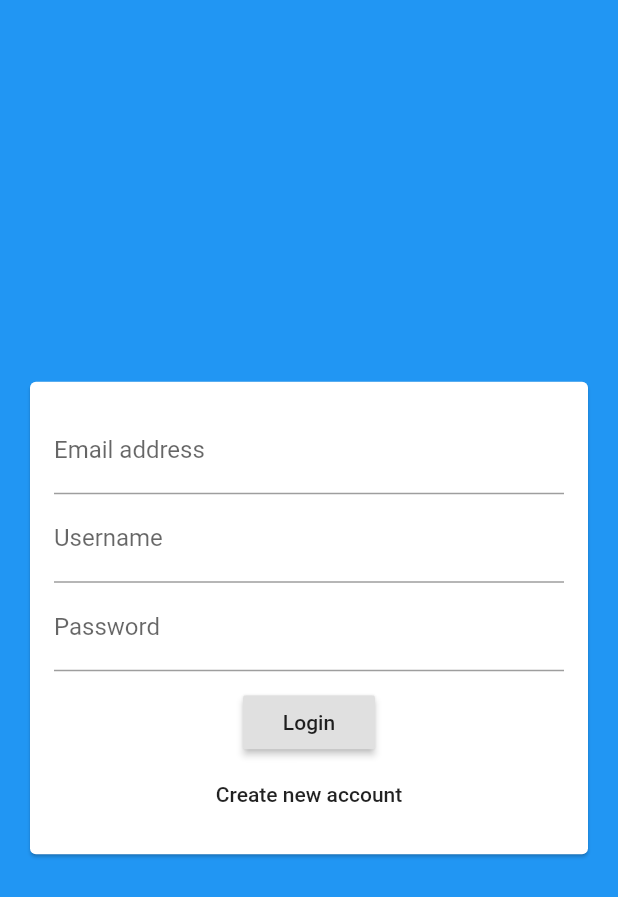
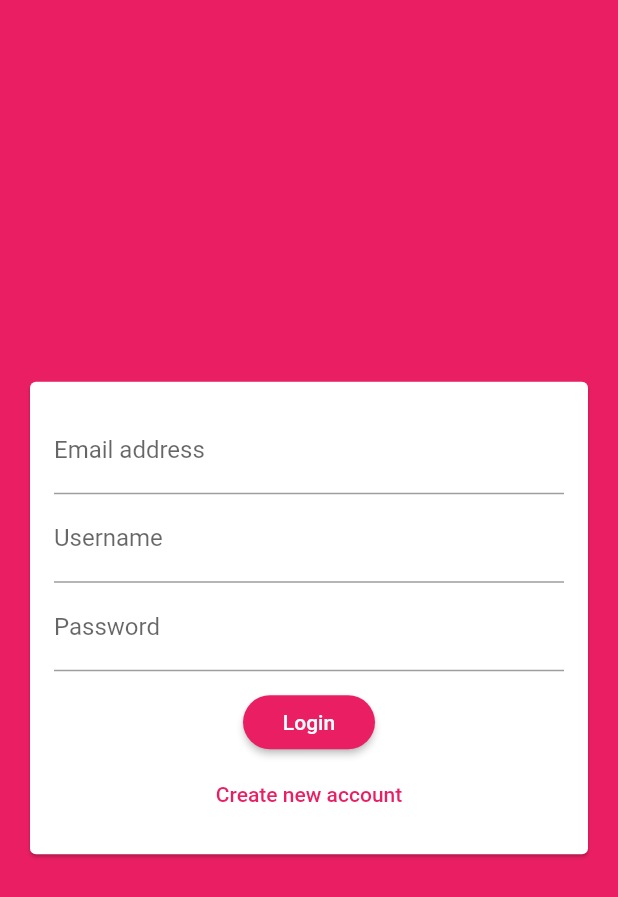
Before and after one commit to Mahendra789/heybuddy, a Flutter app: the screen it shows after launch, on a phone screen of 412 x 824 dp. Shown: the top 897 px of the screen. Run offline on Flutter 3.47's test engine with Material 2 defaults, Android fonts, the phone set to English and light mode, and no system bars; our stand-ins replace cloud_firestore; accounts and stored records are empty.

Commit message:
style theme added

```diff
--- a/lib/main.dart
+++ b/lib/main.dart
@@ -13,7 +13,17 @@ class MyApp extends StatelessWidget {
     return MaterialApp(
       title: 'Hey Buddy',
       theme: ThemeData(
-        primarySwatch: Colors.blue,
+        primarySwatch: Colors.pink,
+        backgroundColor: Colors.pink,
+        accentColor: Colors.purple,
+        accentColorBrightness: Brightness.dark,
+        buttonTheme: ButtonTheme.of(context).copyWith(
+          buttonColor: Colors.pink,
+          textTheme: ButtonTextTheme.primary,
+          shape: RoundedRectangleBorder(
+            borderRadius: BorderRadius.circular(20),
+          ),
+        ),
         visualDensity: VisualDensity.adaptivePlatformDensity,
       ),
       home: AuthScreen(),
--- a/lib/widgets/auth/auth_form.dart
+++ b/lib/widgets/auth/auth_form.dart
@@ -31,7 +31,10 @@ class _AuthFormState extends State<AuthForm> {
                 ),
                 SizedBox(height: 10),
                 RaisedButton(child: Text('Login'), onPressed: () {}),
-                FlatButton(child: Text('Create new account'), onPressed: () {}),
+                FlatButton(
+                    textColor: Theme.of(context).primaryColor,
+                    child: Text('Create new account'),
+                    onPressed: () {}),
               ],
             ),
           ),
```
